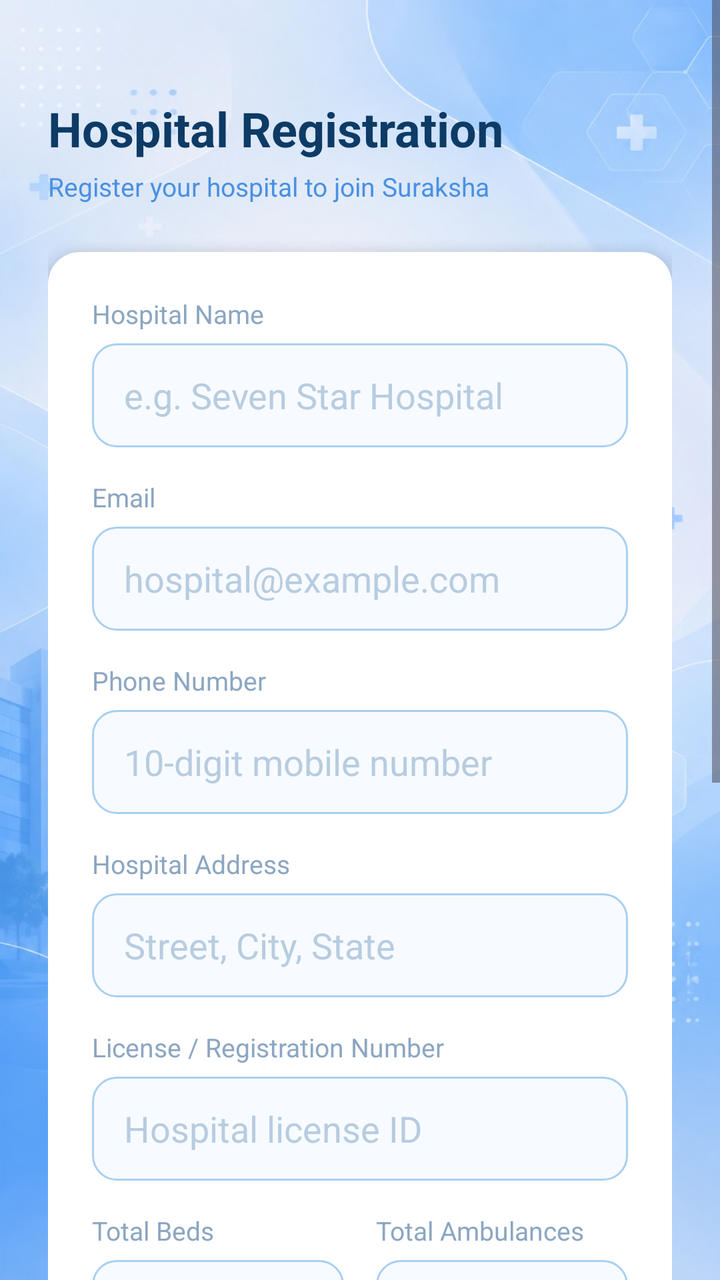
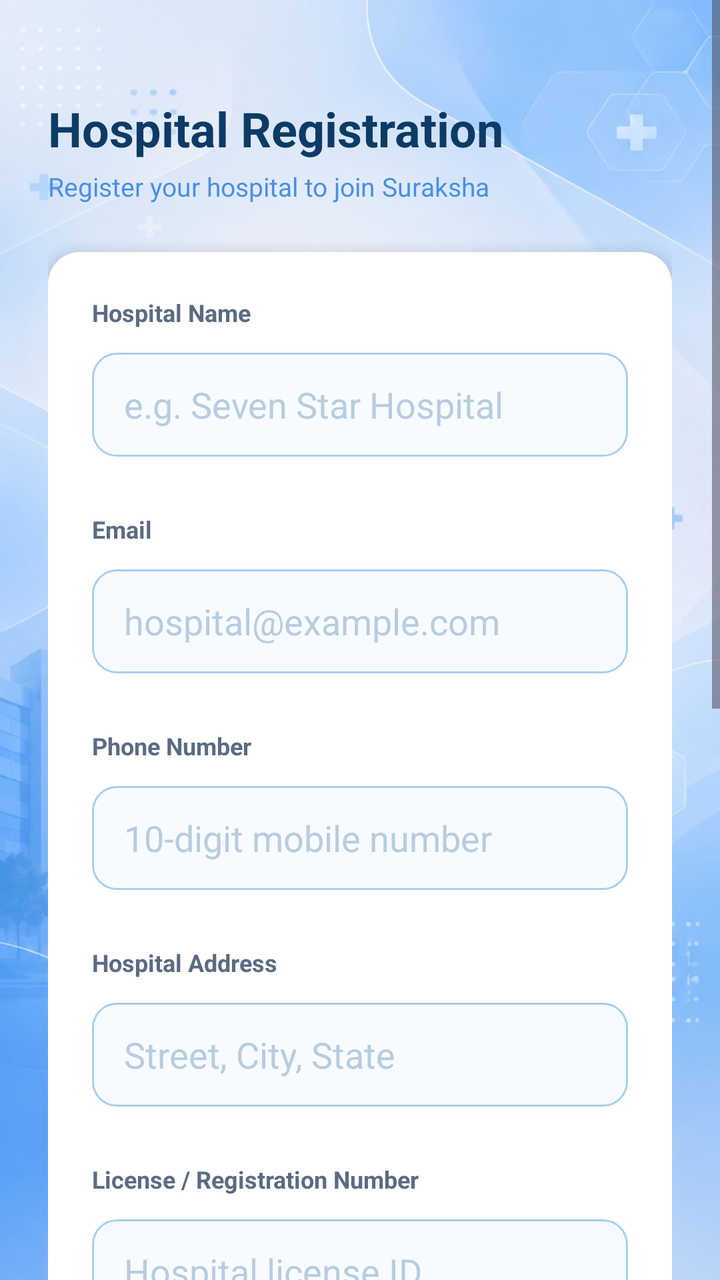

Compare the two renders of this Android layout. The source of the first and the diff that turns it into the second are given below.
<!-- AndroidManifest.xml: application theme Theme.Application -->
<!-- res/layout/hospital_registration.xml -->
<?xml version="1.0" encoding="utf-8"?>
<ScrollView xmlns:android="http://schemas.android.com/apk/res/android"
    xmlns:app="http://schemas.android.com/apk/res-auto"
    android:layout_width="match_parent"
    android:layout_height="match_parent"
    android:background="@drawable/apurva"
    android:fillViewport="true">

    <LinearLayout
        android:orientation="vertical"
        android:layout_width="match_parent"
        android:layout_height="wrap_content"
        android:padding="24dp">

        <TextView
            android:layout_width="wrap_content"
            android:layout_height="wrap_content"
            android:text="Hospital Registration"
            android:textColor="#0D3B66"
            android:textSize="24sp"
            android:textStyle="bold"
            android:layout_marginTop="24dp" />

        <TextView
            android:layout_width="wrap_content"
            android:layout_height="wrap_content"
            android:text="Register your hospital to join Suraksha"
            android:textColor="#4A90E2"
            android:textSize="13sp"
            android:layout_marginTop="4dp"
            android:layout_marginBottom="24dp" />

        <LinearLayout
            android:layout_width="match_parent"
            android:layout_height="wrap_content"
            android:orientation="vertical"
            android:background="@drawable/bg_card_white"
            android:elevation="4dp"
            android:padding="22dp">

            <TextView
                android:layout_width="wrap_content"
                android:layout_height="wrap_content"
                android:text="Hospital Name"
                android:textColor="#8CA6C2"
                android:textSize="13sp" />

            <EditText
                android:id="@+id/etHospitalName"
                android:layout_width="match_parent"
                android:layout_height="52dp"
                android:hint="e.g. Seven Star Hospital"
                android:textColorHint="#B8CCE0"
                android:textColor="#0D3B66"
                android:background="@drawable/bg_input_light"
                android:paddingStart="16dp"
                android:paddingEnd="16dp"
                android:layout_marginTop="6dp"
                android:layout_marginBottom="16dp" />

            <TextView
                android:layout_width="wrap_content"
                android:layout_height="wrap_content"
                android:text="Email"
                android:textColor="#8CA6C2"
                android:textSize="13sp" />

            <EditText
                android:id="@+id/etEmail"
                android:layout_width="match_parent"
                android:layout_height="52dp"
                android:hint="hospital@example.com"
                android:textColorHint="#B8CCE0"
                android:textColor="#0D3B66"
                android:inputType="textEmailAddress"
                android:background="@drawable/bg_input_light"
                android:paddingStart="16dp"
                android:paddingEnd="16dp"
                android:layout_marginTop="6dp"
                android:layout_marginBottom="16dp" />

            <TextView
                android:layout_width="wrap_content"
                android:layout_height="wrap_content"
                android:text="Phone Number"
                android:textColor="#8CA6C2"
                android:textSize="13sp" />

            <EditText
                android:id="@+id/etPhone"
                android:layout_width="match_parent"
                android:layout_height="52dp"
                android:hint="10-digit mobile number"
                android:textColorHint="#B8CCE0"
                android:textColor="#0D3B66"
                android:inputType="phone"
                android:maxLength="10"
                android:background="@drawable/bg_input_light"
                android:paddingStart="16dp"
                android:paddingEnd="16dp"
                android:layout_marginTop="6dp"
                android:layout_marginBottom="16dp" />

            <TextView
                android:layout_width="wrap_content"
                android:layout_height="wrap_content"
                android:text="Hospital Address"
                android:textColor="#8CA6C2"
                android:textSize="13sp" />

            <EditText
                android:id="@+id/etAddress"
                android:layout_width="match_parent"
                android:layout_height="52dp"
                android:hint="Street, City, State"
                android:textColorHint="#B8CCE0"
                android:textColor="#0D3B66"
                android:background="@drawable/bg_input_light"
                android:paddingStart="16dp"
                android:paddingEnd="16dp"
                android:layout_marginTop="6dp"
                android:layout_marginBottom="16dp" />

            <TextView
                android:layout_width="wrap_content"
                android:layout_height="wrap_content"
                android:text="License / Registration Number"
                android:textColor="#8CA6C2"
                android:textSize="13sp" />

            <EditText
                android:id="@+id/etLicenseNumber"
                android:layout_width="match_parent"
                android:layout_height="52dp"
                android:hint="Hospital license ID"
                android:textColorHint="#B8CCE0"
                android:textColor="#0D3B66"
                android:background="@drawable/bg_input_light"
                android:paddingStart="16dp"
                android:paddingEnd="16dp"
                android:layout_marginTop="6dp"
                android:layout_marginBottom="16dp" />

            <LinearLayout
                android:layout_width="match_parent"
                android:layout_height="wrap_content"
                android:orientation="horizontal"
                android:layout_marginBottom="16dp">

                <LinearLayout
                    android:layout_width="0dp"
                    android:layout_height="wrap_content"
                    android:layout_weight="1"
                    android:orientation="vertical"
                    android:layout_marginEnd="8dp">

                    <TextView
                        android:layout_width="wrap_content"
                        android:layout_height="wrap_content"
                        android:text="Total Beds"
                        android:textColor="#8CA6C2"
                        android:textSize="13sp" />

                    <EditText
                        android:id="@+id/etTotalBeds"
                        android:layout_width="match_parent"
                        android:layout_height="52dp"
                        android:hint="e.g. 20"
                        android:textColorHint="#B8CCE0"
                        android:textColor="#0D3B66"
                        android:inputType="number"
                        android:background="@drawable/bg_input_light"
                        android:paddingStart="16dp"
                        android:layout_marginTop="6dp" />
                </LinearLayout>

                <LinearLayout
                    android:layout_width="0dp"
                    android:layout_height="wrap_content"
                    android:layout_weight="1"
                    android:orientation="vertical"
                    android:layout_marginStart="8dp">

                    <TextView
                        android:layout_width="wrap_content"
                        android:layout_height="wrap_content"
                        android:text="Total Ambulances"
                        android:textColor="#8CA6C2"
                        android:textSize="13sp" />

                    <EditText
                        android:id="@+id/etTotalAmbulances"
                        android:layout_width="match_parent"
                        android:layout_height="52dp"
                        android:hint="e.g. 5"
                        android:textColorHint="#B8CCE0"
                        android:textColor="#0D3B66"
                        android:inputType="number"
                        android:background="@drawable/bg_input_light"
                        android:paddingStart="16dp"
                        android:layout_marginTop="6dp" />
                </LinearLayout>
            </LinearLayout>

            <TextView
                android:layout_width="wrap_content"
                android:layout_height="wrap_content"
                android:text="Password"
                android:textColor="#8CA6C2"
                android:textSize="13sp" />

            <com.google.android.material.textfield.TextInputLayout
                android:layout_width="match_parent"
                android:layout_height="wrap_content"
                app:passwordToggleEnabled="true"
                app:passwordToggleTint="#1E6FD9"
                app:hintEnabled="false">

                <EditText
                    android:id="@+id/etPassword"
                    android:layout_width="match_parent"
                    android:layout_height="52dp"
                    android:hint="Create a password"
                    android:textColorHint="#B8CCE0"
                    android:textColor="#0D3B66"
                    android:inputType="textPassword"
                    android:background="@drawable/bg_input_light"
                    android:paddingStart="16dp"
                    android:paddingEnd="16dp" />
            </com.google.android.material.textfield.TextInputLayout>

            <View
                android:layout_width="match_parent"
                android:layout_height="16dp" />

            <TextView
                android:layout_width="wrap_content"
                android:layout_height="wrap_content"
                android:text="Confirm Password"
                android:textColor="#8CA6C2"
                android:textSize="13sp" />

            <com.google.android.material.textfield.TextInputLayout
                android:layout_width="match_parent"
                android:layout_height="wrap_content"
                app:passwordToggleEnabled="true"
                app:passwordToggleTint="#1E6FD9"
                app:hintEnabled="false">

                <EditText
                    android:id="@+id/etConfirmPassword"
                    android:layout_width="match_parent"
                    android:layout_height="52dp"
                    android:hint="Re-enter password"
                    android:textColorHint="#B8CCE0"
                    android:textColor="#0D3B66"
                    android:inputType="textPassword"
                    android:background="@drawable/bg_input_light"
                    android:paddingStart="16dp"
                    android:paddingEnd="16dp" />
            </com.google.android.material.textfield.TextInputLayout>

            <View
                android:layout_width="match_parent"
                android:layout_height="24dp" />

            <Button
                android:id="@+id/btnRegister"
                android:layout_width="match_parent"
                android:layout_height="54dp"
                android:text="Register Hospital"
                android:textColor="#FFFFFF"
                android:textAllCaps="false"
                android:background="@drawable/bg_card_rounded"
                android:backgroundTint="#1E6FD9" />

            <ProgressBar
                android:id="@+id/progressBar"
                android:layout_width="wrap_content"
                android:layout_height="wrap_content"
                android:layout_gravity="center_horizontal"
                android:layout_marginTop="16dp"
                android:visibility="gone" />

        </LinearLayout>

        <TextView
            android:id="@+id/tvGoToLogin"
            android:layout_width="wrap_content"
            android:layout_height="wrap_content"
            android:text="Already registered? Login"
            android:textColor="#0D3B66"
            android:textSize="14sp"
            android:layout_gravity="center_horizontal"
            android:layout_marginTop="20dp"
            android:layout_marginBottom="30dp" />

    </LinearLayout>
</ScrollView>
<!-- resources referenced by this layout -->
<resources>
  <!-- drawable apurva: jpeg bitmap (drawable, 79273 bytes) -->
  <!-- drawable bg_card_rounded (drawable) -->
  <?xml version="1.0" encoding="utf-8"?>
  <shape xmlns:android="http://schemas.android.com/apk/res/android">
      <solid android:color="@color/bg_card" />
      <corners android:radius="20dp" />
      <stroke android:width="1dp" android:color="@color/stroke_subtle" />
  </shape>
  <!-- drawable bg_card_white (drawable) -->
  <?xml version="1.0" encoding="utf-8"?>
  <shape xmlns:android="http://schemas.android.com/apk/res/android"
      android:shape="rectangle">
      <solid android:color="#FFFFFF" />
      <corners android:radius="16dp" />
  </shape>
  <!-- drawable bg_input_light (drawable) -->
  <?xml version="1.0" encoding="utf-8"?>
  <shape xmlns:android="http://schemas.android.com/apk/res/android"
      android:shape="rectangle">
      <solid android:color="#F7FBFF" />
      <corners android:radius="12dp" />
      <stroke android:width="1dp" android:color="#A8CFF0" />
  </shape>
  <style name="Theme.Application" parent="Base.Theme.Application" />
  <color name="bg_card">#FFFFFF</color>
  <color name="stroke_subtle">#DCE7F5</color>
  <style name="Base.Theme.Application" parent="Theme.Material3.DayNight.NoActionBar">
          
          
      </style>
</resources>

<!-- the commit's change to res/layout/hospital_registration.xml (unified diff, before → after) -->
@@ -39,11 +39,9 @@
             android:padding="22dp">
 
             <TextView
-                android:layout_width="wrap_content"
-                android:layout_height="wrap_content"
+                style="@style/FieldLabel"
                 android:text="Hospital Name"
-                android:textColor="#8CA6C2"
-                android:textSize="13sp" />
+                android:layout_marginTop="0dp" />
 
             <EditText
                 android:id="@+id/etHospitalName"
@@ -59,11 +57,8 @@
                 android:layout_marginBottom="16dp" />
 
             <TextView
-                android:layout_width="wrap_content"
-                android:layout_height="wrap_content"
-                android:text="Email"
-                android:textColor="#8CA6C2"
-                android:textSize="13sp" />
+                style="@style/FieldLabel"
+                android:text="Email" />
 
             <EditText
                 android:id="@+id/etEmail"
@@ -80,11 +75,8 @@
                 android:layout_marginBottom="16dp" />
 
             <TextView
-                android:layout_width="wrap_content"
-                android:layout_height="wrap_content"
-                android:text="Phone Number"
-                android:textColor="#8CA6C2"
-                android:textSize="13sp" />
+                style="@style/FieldLabel"
+                android:text="Phone Number" />
 
             <EditText
                 android:id="@+id/etPhone"
@@ -102,11 +94,8 @@
                 android:layout_marginBottom="16dp" />
 
             <TextView
-                android:layout_width="wrap_content"
-                android:layout_height="wrap_content"
-                android:text="Hospital Address"
-                android:textColor="#8CA6C2"
-                android:textSize="13sp" />
+                style="@style/FieldLabel"
+                android:text="Hospital Address" />
 
             <EditText
                 android:id="@+id/etAddress"
@@ -122,11 +111,8 @@
                 android:layout_marginBottom="16dp" />
 
             <TextView
-                android:layout_width="wrap_content"
-                android:layout_height="wrap_content"
-                android:text="License / Registration Number"
-                android:textColor="#8CA6C2"
-                android:textSize="13sp" />
+                style="@style/FieldLabel"
+                android:text="License / Registration Number" />
 
             <EditText
                 android:id="@+id/etLicenseNumber"
@@ -145,7 +131,8 @@
                 android:layout_width="match_parent"
                 android:layout_height="wrap_content"
                 android:orientation="horizontal"
-                android:layout_marginBottom="16dp">
+                android:layout_marginBottom="16dp"
+                android:baselineAligned="false">
 
                 <LinearLayout
                     android:layout_width="0dp"
@@ -155,11 +142,9 @@
                     android:layout_marginEnd="8dp">
 
                     <TextView
-                        android:layout_width="wrap_content"
-                        android:layout_height="wrap_content"
+                        style="@style/FieldLabel"
                         android:text="Total Beds"
-                        android:textColor="#8CA6C2"
-                        android:textSize="13sp" />
+                        android:layout_marginTop="0dp" />
 
                     <EditText
                         android:id="@+id/etTotalBeds"
@@ -182,11 +167,9 @@
                     android:layout_marginStart="8dp">
 
                     <TextView
-                        android:layout_width="wrap_content"
-                        android:layout_height="wrap_content"
+                        style="@style/FieldLabel"
                         android:text="Total Ambulances"
-                        android:textColor="#8CA6C2"
-                        android:textSize="13sp" />
+                        android:layout_marginTop="0dp" />
 
                     <EditText
                         android:id="@+id/etTotalAmbulances"
@@ -203,11 +186,8 @@
             </LinearLayout>
 
             <TextView
-                android:layout_width="wrap_content"
-                android:layout_height="wrap_content"
-                android:text="Password"
-                android:textColor="#8CA6C2"
-                android:textSize="13sp" />
+                style="@style/FieldLabel"
+                android:text="Password" />
 
             <com.google.android.material.textfield.TextInputLayout
                 android:layout_width="match_parent"
@@ -234,11 +214,8 @@
                 android:layout_height="16dp" />
 
             <TextView
-                android:layout_width="wrap_content"
-                android:layout_height="wrap_content"
-                android:text="Confirm Password"
-                android:textColor="#8CA6C2"
-                android:textSize="13sp" />
+                style="@style/FieldLabel"
+                android:text="Confirm Password" />
 
             <com.google.android.material.textfield.TextInputLayout
                 android:layout_width="match_parent"
<!-- resource entries referenced after the edit -->
@@ -23,9 +23,19 @@
       <corners android:radius="12dp" />
       <stroke android:width="1dp" android:color="#A8CFF0" />
   </shape>
+  <style name="FieldLabel">
+      <item name="android:layout_width">wrap_content</item>
+      <item name="android:layout_height">wrap_content</item>
+      <item name="android:textColor">@color/text_secondary</item>
+      <item name="android:textSize">12sp</item>
+      <item name="android:textStyle">bold</item>
+      <item name="android:layout_marginBottom">6dp</item>
+      <item name="android:layout_marginTop">12dp</item>
+  </style>
   <style name="Theme.Application" parent="Base.Theme.Application" />
   <color name="bg_card">#FFFFFF</color>
   <color name="stroke_subtle">#DCE7F5</color>
+  <color name="text_secondary">#5B6B82</color>
   <style name="Base.Theme.Application" parent="Theme.Material3.DayNight.NoActionBar">
           
           
